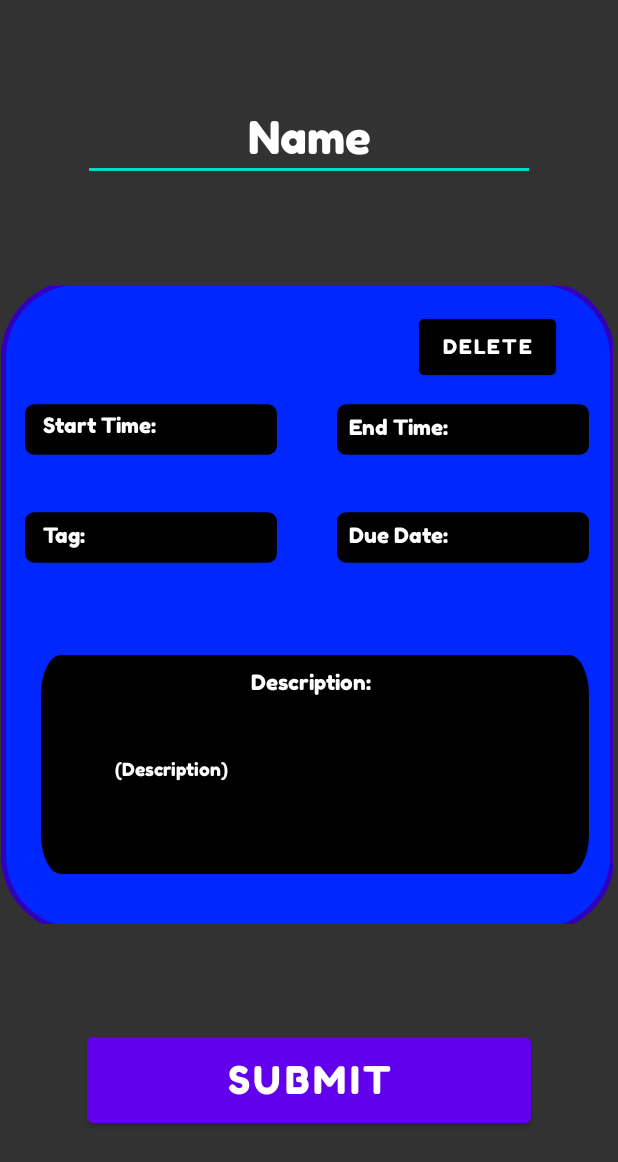
After one commit to edenrosales/TaskManagement, an Android app: the edit_task screen opened directly, with no data from a screen before it, on a phone screen of 412 x 824 dp. The commit adds this screen. Shown: the top 1162 px of the screen. Run offline under Robolectric (Android 15) with nearby library versions, the phone set to English and light mode, and no system bars.

Commit message:
Created Edit Task Activity, this is where the deletetion and editing Task operations will be stowed. Currently edit task and delete functionality is currently underway

```diff
--- a/app/build.gradle
+++ b/app/build.gradle
@@ -28,6 +28,7 @@ android {
 }
 
 dependencies {
+    implementation 'androidx.gridlayout:gridlayout:1.0.0'
     testImplementation 'junit:junit:4.12'
     implementation 'androidx.appcompat:appcompat:1.4.1'
     implementation 'com.google.android.material:material:1.5.0'
--- a/app/src/main/java/com/example/taskmanagement/AddTaskView.java
+++ b/app/src/main/java/com/example/taskmanagement/AddTaskView.java
@@ -9,6 +9,7 @@ import android.content.Intent;
 import android.os.Build;
 import android.os.Bundle;
 import android.text.format.DateFormat;
+import android.text.method.CharacterPickerDialog;
 import android.util.Log;
 import android.view.View;
 import android.widget.AdapterView;
@@ -68,6 +69,7 @@ public class AddTaskView extends AppCompatActivity{
         ArrayAdapter<String> aDapter = new ArrayAdapter<String>(this, android.R.layout.simple_list_item_1,tagNames);
         aDapter.setDropDownViewResource(com.google.android.material.R.layout.support_simple_spinner_dropdown_item);
         mySpinner.setAdapter(aDapter);
+
         /**************************************************************************/
         //due_dateInput = (EditText) findViewById(R.id.due_date_input);
         //DateTimeFormatter dateFormat = DateTimeFormatter.ofPattern("M/d/yyyy");
--- a/app/src/main/java/com/example/taskmanagement/MainActivity.java
+++ b/app/src/main/java/com/example/taskmanagement/MainActivity.java
@@ -33,6 +33,7 @@ public class MainActivity extends AppCompatActivity {
     //public static Task selected_task = new Task("", "", new Tag(""), 0, 0, 0, 0, 0, false);
     public static TaskList taskList = new TaskList();
     public static Tag all = new Tag("All", R.color.teal_700);
+   // public static Task selected_task = new Task("","", all, 0,0,9,9,9999, false);
 
     @RequiresApi(api = Build.VERSION_CODES.O)
     @Override
@@ -163,7 +164,8 @@ public class MainActivity extends AppCompatActivity {
                 //if a task item is clicked, code will jump here
                 //pass through only primitive types of data, since classes wont work with this implementation
                 //must pass name, description, start_time, end_time, day, month, year
-                //viewTaskView();
+                //selected_task = taskList.TodoListTasks.get(i);
+                viewTaskView();
             }
         });
     }
--- a/app/src/main/java/com/example/taskmanagement/Task.java
+++ b/app/src/main/java/com/example/taskmanagement/Task.java
@@ -10,7 +10,7 @@ import androidx.annotation.RequiresApi;
 import androidx.room.ColumnInfo;
 import androidx.room.Entity;
 import androidx.room.PrimaryKey;
-
+//Task.task
 //Will be used with the Database class
 @Entity
 public class Task implements Serializable {//will add a description variable later.
--- a/app/src/main/java/com/example/taskmanagement/ViewTaskView.java
+++ b/app/src/main/java/com/example/taskmanagement/ViewTaskView.java
@@ -3,6 +3,7 @@ package com.example.taskmanagement;
 import androidx.annotation.RequiresApi;
 import androidx.appcompat.app.AppCompatActivity;
 
+import android.content.Intent;
 import android.os.Build;
 import android.os.Bundle;
 import android.view.View;
@@ -35,8 +36,14 @@ public class ViewTaskView extends AppCompatActivity {
         editButton.setOnClickListener(new View.OnClickListener() {
             @Override
             public void onClick(View view) {
-
+                editTaskView();
             }
         });
     }
+    //method to open the edit task view
+    public void editTaskView(){
+        Intent intent = new Intent(this, ViewTaskView.class);
+        startActivity(intent);
+    }
+
 }
--- /dev/null
+++ b/app/src/main/java/com/example/taskmanagement/edit_task.java
@@ -0,0 +1,34 @@
+package com.example.taskmanagement;
+
+import androidx.appcompat.app.AppCompatActivity;
+import android.os.Bundle;
+import android.view.View;
+import android.widget.Button;
+import android.widget.EditText;
+import android.widget.Spinner;
+
+public class edit_task extends AppCompatActivity {
+    String name, start, end, due, tag, description;
+    EditText editName, editStart, editEnd, editDue, editTag, editDescription;
+    Button submit, delete;
+    Spinner mySpinner;
+    @Override
+    protected void onCreate(Bundle savedInstanceState) {
+        super.onCreate(savedInstanceState);
+        setContentView(R.layout.activity_edit_task);
+        //initalizing buttons
+        submit = findViewById(R.id.submit_edit);
+        delete = findViewById(R.id.deleteTaskButton);
+
+
+        delete.setOnClickListener(new View.OnClickListener() {
+            @Override
+            public void onClick(View view) {
+                //delete button code goes here
+                MainActivity.taskList.TodoListTasks.remove();
+            }
+        });
+
+
+    }
+}
--- /dev/null
+++ b/app/src/main/res/layout/activity_edit_task.xml
@@ -0,0 +1,320 @@
+<?xml version="1.0" encoding="utf-8"?>
+<androidx.constraintlayout.widget.ConstraintLayout xmlns:android="http://schemas.android.com/apk/res/android"
+    xmlns:app="http://schemas.android.com/apk/res-auto"
+    xmlns:tools="http://schemas.android.com/tools"
+    android:id="@+id/constraintLayout3"
+    android:layout_width="match_parent"
+    android:layout_height="match_parent"
+    android:background="#323232"
+    tools:context=".edit_task">
+
+  <EditText
+      android:id="@+id/name_edit_task"
+      android:layout_width="301dp"
+      android:layout_height="51dp"
+      android:fontFamily="@font/fredokaone_regular"
+      android:maxLength="30"
+      android:maxLines="2"
+      android:text="Name"
+      android:textAlignment="center"
+      android:textColor="#FFFFFF"
+      android:textSize="30sp"
+      app:layout_constraintBottom_toTopOf="@+id/frameLayout2"
+      app:layout_constraintEnd_toEndOf="parent"
+      app:layout_constraintHorizontal_bias="0.5"
+      app:layout_constraintStart_toStartOf="parent"
+      app:layout_constraintTop_toTopOf="parent" />
+
+  <FrameLayout
+      android:id="@+id/frameLayout2"
+      android:layout_width="410dp"
+      android:layout_height="425dp"
+      android:layout_marginEnd="1dp"
+      app:layout_constraintBottom_toTopOf="@+id/submit_edit"
+      app:layout_constraintEnd_toEndOf="parent"
+      app:layout_constraintHorizontal_bias="0.5"
+      app:layout_constraintStart_toStartOf="parent"
+      app:layout_constraintTop_toBottomOf="@+id/name_edit_task">
+
+    <androidx.constraintlayout.widget.ConstraintLayout
+        android:id="@+id/constraintLayout"
+        android:layout_width="408dp"
+        android:layout_height="match_parent"
+        app:layout_constraintBottom_toBottomOf="@+id/constraintLayout3"
+        app:layout_constraintHorizontal_bias="0.5"
+        app:layout_constraintTop_toBottomOf="@+id/button5">
+
+      <ImageView
+          android:id="@+id/View_Task_Block"
+          android:layout_width="409dp"
+          android:layout_height="435dp"
+          android:scaleX="1"
+          android:scaleY="1"
+          app:layout_constraintBottom_toBottomOf="parent"
+          app:layout_constraintEnd_toEndOf="parent"
+          app:layout_constraintHorizontal_bias="0.0"
+          app:layout_constraintStart_toStartOf="parent"
+          app:layout_constraintTop_toTopOf="parent"
+          app:srcCompat="@drawable/view_and_add_task_background" />
+
+      <ImageView
+          android:id="@+id/end_time_block_view_task"
+          android:layout_width="168dp"
+          android:layout_height="55dp"
+          android:layout_marginEnd="16dp"
+          app:layout_constraintBottom_toTopOf="@+id/due_date_block_view_task"
+          app:layout_constraintEnd_toEndOf="parent"
+          app:layout_constraintTop_toTopOf="parent"
+          app:layout_constraintVertical_bias="0.805"
+          app:srcCompat="@drawable/text_box_1" />
+
+      <TextView
+          android:id="@+id/text_end_time_title_for_view_task"
+          android:layout_width="78dp"
+          android:layout_height="20dp"
+          android:fontFamily="@font/fredokaone_regular"
+          android:text="End Time:"
+          android:textAlignment="gravity"
+          android:textColor="#FFFFFF"
+          android:textSize="14sp"
+          app:layout_constraintBottom_toBottomOf="@+id/end_time_block_view_task"
+          app:layout_constraintEnd_toEndOf="@+id/end_time_block_view_task"
+          app:layout_constraintHorizontal_bias="0.087"
+          app:layout_constraintStart_toStartOf="@+id/end_time_block_view_task"
+          app:layout_constraintTop_toTopOf="@+id/end_time_block_view_task"
+          app:layout_constraintVertical_bias="0.486" />
+
+      <EditText
+          android:id="@+id/text_end_time_for_edit_task"
+          android:layout_width="78dp"
+          android:layout_height="20dp"
+          android:fontFamily="@font/fredokaone_regular"
+          android:text="(End)"
+          android:textAlignment="gravity"
+          android:textColor="#FFFFFF"
+          android:textSize="14sp"
+          app:layout_constraintBottom_toBottomOf="@+id/end_time_block_view_task"
+          app:layout_constraintEnd_toEndOf="@+id/end_time_block_view_task"
+          app:layout_constraintHorizontal_bias="0.955"
+          app:layout_constraintStart_toStartOf="@+id/end_time_block_view_task"
+          app:layout_constraintTop_toTopOf="@+id/end_time_block_view_task"
+          app:layout_constraintVertical_bias="0.485" />
+
+
+      <ImageView
+          android:id="@+id/start_time_block_view_task"
+          android:layout_width="168dp"
+          android:layout_height="55dp"
+          android:layout_marginStart="16dp"
+          app:layout_constraintBottom_toTopOf="@+id/tag_block_view_task"
+          app:layout_constraintStart_toStartOf="parent"
+          app:layout_constraintTop_toTopOf="parent"
+          app:layout_constraintVertical_bias="0.805"
+          app:srcCompat="@drawable/text_box_1" />
+
+      <TextView
+          android:id="@+id/text_start_time_title_for_view_task"
+          android:layout_width="78dp"
+          android:layout_height="20dp"
+          android:fontFamily="@font/fredokaone_regular"
+          android:text="Start Time:"
+          android:textAlignment="gravity"
+          android:textColor="#FFFFFF"
+          android:textSize="14sp"
+          app:layout_constraintBottom_toBottomOf="@+id/start_time_block_view_task"
+          app:layout_constraintEnd_toEndOf="@+id/start_time_block_view_task"
+          app:layout_constraintHorizontal_bias="0.133"
+          app:layout_constraintStart_toStartOf="@+id/start_time_block_view_task"
+          app:layout_constraintTop_toTopOf="@+id/start_time_block_view_task"
+          app:layout_constraintVertical_bias="0.457" />
+
+      <EditText
+          android:id="@+id/text_start_time_for_edit_task"
+          android:layout_width="78dp"
+          android:layout_height="20dp"
+          android:fontFamily="@font/fredokaone_regular"
+          android:maxLength="7"
+          android:maxLines="1"
+          android:text="(Start)"
+          android:textColor="#FFFFFF"
+          android:textSize="15sp"
+          app:layout_constraintBottom_toBottomOf="@+id/start_time_block_view_task"
+          app:layout_constraintEnd_toEndOf="@+id/start_time_block_view_task"
+          app:layout_constraintHorizontal_bias="1.0"
+          app:layout_constraintStart_toStartOf="@+id/start_time_block_view_task"
+          app:layout_constraintTop_toTopOf="@+id/start_time_block_view_task"
+          app:layout_constraintVertical_bias="0.457" />
+
+      <Button
+          android:id="@+id/deleteTaskButton"
+          android:layout_width="91dp"
+          android:layout_height="49dp"
+          android:backgroundTint="@color/black"
+          android:fontFamily="@font/fredokaone_regular"
+          android:text="Delete"
+          android:textSize="13dp"
+          app:layout_constraintBottom_toBottomOf="parent"
+          app:layout_constraintEnd_toEndOf="@+id/View_Task_Block"
+          app:layout_constraintHorizontal_bias="0.877"
+          app:layout_constraintStart_toStartOf="parent"
+          app:layout_constraintTop_toTopOf="parent"
+          app:layout_constraintVertical_bias="0.042" />
+
+      <ImageView
+          android:id="@+id/tag_block_view_task"
+          android:layout_width="168dp"
+          android:layout_height="55dp"
+          android:layout_marginStart="16dp"
+          android:layout_marginBottom="52dp"
+          app:layout_constraintBottom_toTopOf="@+id/description_block_view_task"
+          app:layout_constraintHorizontal_chainStyle="spread"
+          app:layout_constraintStart_toStartOf="parent"
+          app:srcCompat="@drawable/text_box_1" />
+
+      <TextView
+          android:id="@+id/text_tag_title_for_view_task"
+          android:layout_width="78dp"
+          android:layout_height="20dp"
+          android:fontFamily="@font/fredokaone_regular"
+          android:text="Tag:"
+          android:textAlignment="gravity"
+          android:textColor="#FFFFFF"
+          android:textSize="14sp"
+          app:layout_constraintBottom_toBottomOf="@+id/tag_block_view_task"
+          app:layout_constraintEnd_toEndOf="@+id/tag_block_view_task"
+          app:layout_constraintHorizontal_bias="0.133"
+          app:layout_constraintStart_toStartOf="@+id/tag_block_view_task"
+          app:layout_constraintTop_toTopOf="@+id/tag_block_view_task"
+          app:layout_constraintVertical_bias="0.485" />
+
+      <Spinner
+          android:id="@+id/text_tag_for_edit_task"
+          android:layout_width="78dp"
+          android:layout_height="20dp"
+          android:fontFamily="@font/fredokaone_regular"
+          android:maxLength="8"
+          android:maxLines="1"
+          android:text="(Tag)"
+          android:textAlignment="gravity"
+          android:textColor="#FFFFFF"
+          android:textSize="14sp"
+          app:layout_constraintBottom_toBottomOf="@+id/tag_block_view_task"
+          app:layout_constraintEnd_toEndOf="@+id/tag_block_view_task"
+          app:layout_constraintHorizontal_bias="1.0"
+          app:layout_constraintStart_toStartOf="@+id/tag_block_view_task"
+          app:layout_constraintTop_toTopOf="@+id/tag_block_view_task"
+          app:layout_constraintVertical_bias="0.485" />
+
+
+      <ImageView
+          android:id="@+id/due_date_block_view_task"
+          android:layout_width="168dp"
+          android:layout_height="55dp"
+          android:layout_marginEnd="16dp"
+          android:layout_marginBottom="52dp"
+          app:layout_constraintBottom_toTopOf="@+id/description_block_view_task"
+          app:layout_constraintEnd_toEndOf="parent"
+          app:srcCompat="@drawable/text_box_1" />
+
+
+      <TextView
+          android:id="@+id/text_due_date_title_for_view_task"
+          android:layout_width="78dp"
+          android:layout_height="20dp"
+          android:fontFamily="@font/fredokaone_regular"
+          android:text="Due Date:"
+          android:textAlignment="gravity"
+          android:textColor="#FFFFFF"
+          android:textSize="14sp"
+          app:layout_constraintBottom_toBottomOf="@+id/due_date_block_view_task"
+          app:layout_constraintEnd_toEndOf="@+id/due_date_block_view_task"
+          app:layout_constraintHorizontal_bias="0.088"
+          app:layout_constraintStart_toStartOf="@+id/due_date_block_view_task"
+          app:layout_constraintTop_toTopOf="@+id/due_date_block_view_task"
+          app:layout_constraintVertical_bias="0.485" />
+
+      <EditText
+          android:id="@+id/text_due_date_for_edit_task"
+          android:layout_width="78dp"
+          android:layout_height="20dp"
+          android:fontFamily="@font/fredokaone_regular"
+          android:maxLength="11"
+          android:maxLines="1"
+          android:text="(Due Date)"
+          android:textAlignment="gravity"
+          android:textColor="#FFFFFF"
+          android:textSize="14sp"
+          app:layout_constraintBottom_toBottomOf="@+id/due_date_block_view_task"
+          app:layout_constraintEnd_toEndOf="@+id/due_date_block_view_task"
+          app:layout_constraintHorizontal_bias="0.955"
+          app:layout_constraintStart_toStartOf="@+id/due_date_block_view_task"
+          app:layout_constraintTop_toTopOf="@+id/due_date_block_view_task"
+          app:layout_constraintVertical_bias="0.485" />
+
+      <ImageView
+          android:id="@+id/description_block_view_task"
+          android:layout_width="365dp"
+          android:layout_height="143dp"
+          android:scaleY="2"
+          app:layout_constraintBottom_toBottomOf="@+id/View_Task_Block"
+          app:layout_constraintEnd_toEndOf="@+id/View_Task_Block"
+          app:layout_constraintHorizontal_bias="0.6"
+          app:layout_constraintStart_toStartOf="@+id/View_Task_Block"
+          app:layout_constraintTop_toTopOf="@+id/View_Task_Block"
+          app:layout_constraintVertical_bias="0.862"
+          app:srcCompat="@drawable/text_box_1" />
+
+      <TextView
+          android:id="@+id/text_description_title_for_view_task"
+          android:layout_width="82dp"
+          android:layout_height="20dp"
+          android:fontFamily="@font/fredokaone_regular"
+          android:text="Description:"
+          android:textAlignment="gravity"
+          android:textColor="#FFFFFF"
+          android:textSize="14sp"
+          app:layout_constraintBottom_toBottomOf="@+id/description_block_view_task"
+          app:layout_constraintEnd_toEndOf="@+id/description_block_view_task"
+          app:layout_constraintHorizontal_bias="0.495"
+          app:layout_constraintStart_toStartOf="@+id/description_block_view_task"
+          app:layout_constraintTop_toTopOf="@+id/description_block_view_task"
+          app:layout_constraintVertical_bias="0.064" />
+
+      <EditText
+          android:id="@+id/text_description_for_edit_task"
+          android:layout_width="270dp"
+          android:layout_height="80dp"
+          android:fontFamily="@font/fredokaone_regular"
+          android:maxLength="150"
+          android:maxLines="5"
+          android:text="(Description)"
+          android:textAlignment="gravity"
+          android:textColor="#FFFFFF"
+          android:textSize="12sp"
+          app:layout_constraintBottom_toBottomOf="@+id/description_block_view_task"
+          app:layout_constraintEnd_toEndOf="@+id/description_block_view_task"
+          app:layout_constraintHorizontal_bias="0.475"
+          app:layout_constraintStart_toStartOf="@+id/description_block_view_task"
+          app:layout_constraintTop_toTopOf="@+id/description_block_view_task"
+          app:layout_constraintVertical_bias="0.562" />
+
+
+    </androidx.constraintlayout.widget.ConstraintLayout>
+
+  </FrameLayout>
+
+  <Button
+      android:id="@+id/submit_edit"
+      android:layout_width="296dp"
+      android:layout_height="69dp"
+      android:text="Submit"
+      android:textSize="25sp"
+      android:fontFamily="@font/fredokaone_regular"
+      app:layout_constraintBottom_toBottomOf="parent"
+      app:layout_constraintEnd_toEndOf="parent"
+      app:layout_constraintHorizontal_bias="0.5"
+      app:layout_constraintStart_toStartOf="parent"
+      app:layout_constraintTop_toBottomOf="@+id/frameLayout2" />
+
+
+</androidx.constraintlayout.widget.ConstraintLayout>
```
Also changed, not shown: app/src/main/AndroidManifest.xml (+6 -3 lines).
